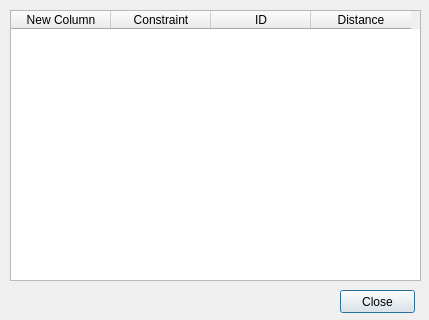
AdnanBenaboud/qgis-pipeline_planner, file pipeline_planner_dialog_base.ui: the form before one commit.
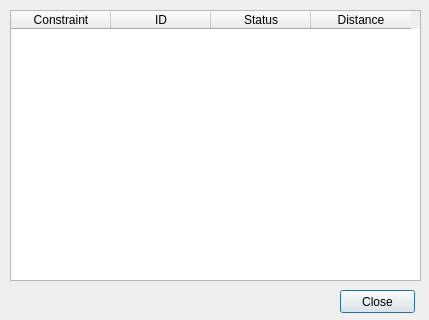
The form after the commit.

Commit message: finish project

Patch:
```diff
--- a/pipeline_planner_dialog_base.ui
+++ b/pipeline_planner_dialog_base.ui
@@ -25,11 +25,6 @@
    <property name="alternatingRowColors">
     <bool>true</bool>
    </property>
-   <column>
-    <property name="text">
-     <string>New Column</string>
-    </property>
-   </column>
    <column>
     <property name="text">
      <string>Constraint</string>
@@ -40,6 +35,11 @@
      <string>ID</string>
     </property>
    </column>
+   <column>
+    <property name="text">
+     <string>Status</string>
+    </property>
+   </column>
    <column>
     <property name="text">
      <string>Distance</string>
```
The commit also changes 2 other files.
